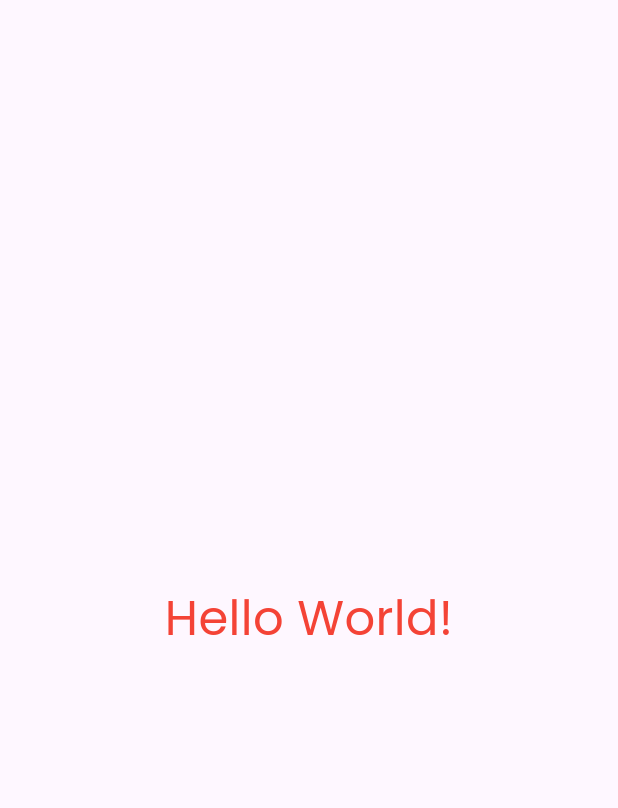
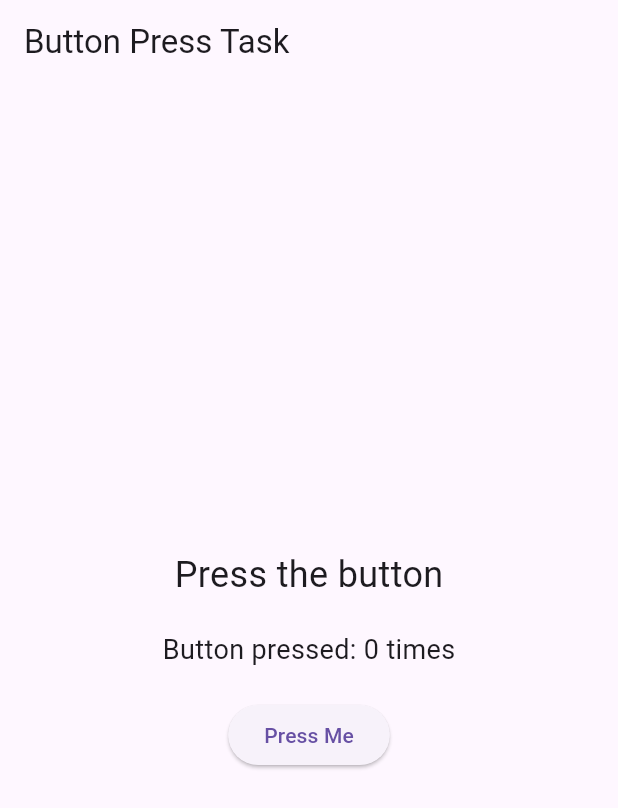
Before and after one commit to your-senpai-swapnil/flutter_tracker_labtasks, a Flutter app: the screen it shows after launch, on a phone screen of 412 x 824 dp. Shown: the top 808 px of the screen. Run offline on Flutter 3.47's test engine with Material 3 defaults, Android fonts, the phone set to English and light mode, and no system bars.

Commit message:
Added button and count press number

```diff
--- a/lib/main.dart
+++ b/lib/main.dart
@@ -1,22 +1,49 @@
 import 'package:flutter/material.dart';
-import 'package:google_fonts/google_fonts.dart';
 
 void main() {
   runApp(MyApp());
 }
 
-class MyApp extends StatelessWidget {
+class MyApp extends StatefulWidget {
+  @override
+  _MyAppState createState() => _MyAppState();
+}
+
+class _MyAppState extends State<MyApp> {
+  String _text = "Press the button";
+  int _pressCount = 0;
+
+  void _changeText() {
+    setState(() {
+      _text = "Button Pressed";
+      _pressCount++;
+    });
+  }
+
   @override
   Widget build(BuildContext context) {
     return MaterialApp(
-      debugShowCheckedModeBanner: false,
       home: Scaffold(
+        appBar: AppBar(title: Text('Button Press Task')),
         body: Center(
-          child: Text('Hello World!',
-            style: GoogleFonts.poppins(
-              fontSize: 32,
-              color: Colors.red,
-            ),
+          child: Column(
+            mainAxisAlignment: MainAxisAlignment.center,
+            children: [
+              Text(
+                _text,
+                style: TextStyle(fontSize: 24),
+              ),
+              SizedBox(height: 20),
+              Text(
+                'Button pressed: $_pressCount times',
+                style: TextStyle(fontSize: 18),
+              ),
+              SizedBox(height: 20),
+              ElevatedButton(
+                onPressed: _changeText,
+                child: Text('Press Me'),
+              ),
+            ],
           ),
         ),
       ),
```
